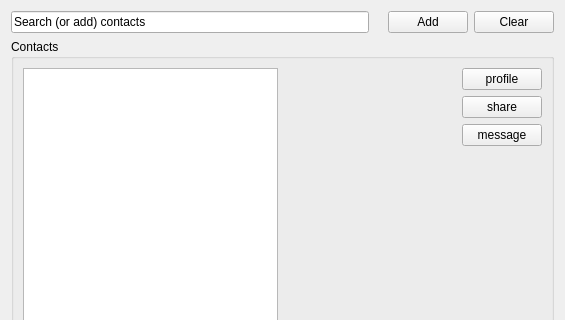
Before: the Qt Designer form src/qt/ui/user_contacts_panel.ui in maidsafe-archive/MaidSafe-Encrypt, drawn with Qt 5; both pictures show x 0 to 565 and y 0 to 320 of the 565 by 469 pixel window.
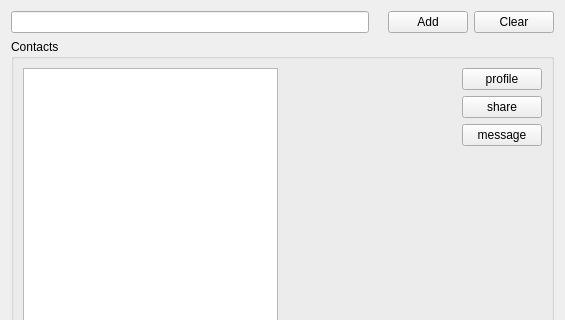
After: the same form once the commit is applied.

What changed in the file:
```diff
--- a/src/qt/ui/user_contacts_panel.ui
+++ b/src/qt/ui/user_contacts_panel.ui
@@ -19,7 +19,7 @@
      <item>
       <widget class="QLineEdit" name="contactLineEdit">
        <property name="text">
-        <string>Search (or add) contacts</string>
+        <string></string>
        </property>
       </widget>
      </item>
```
